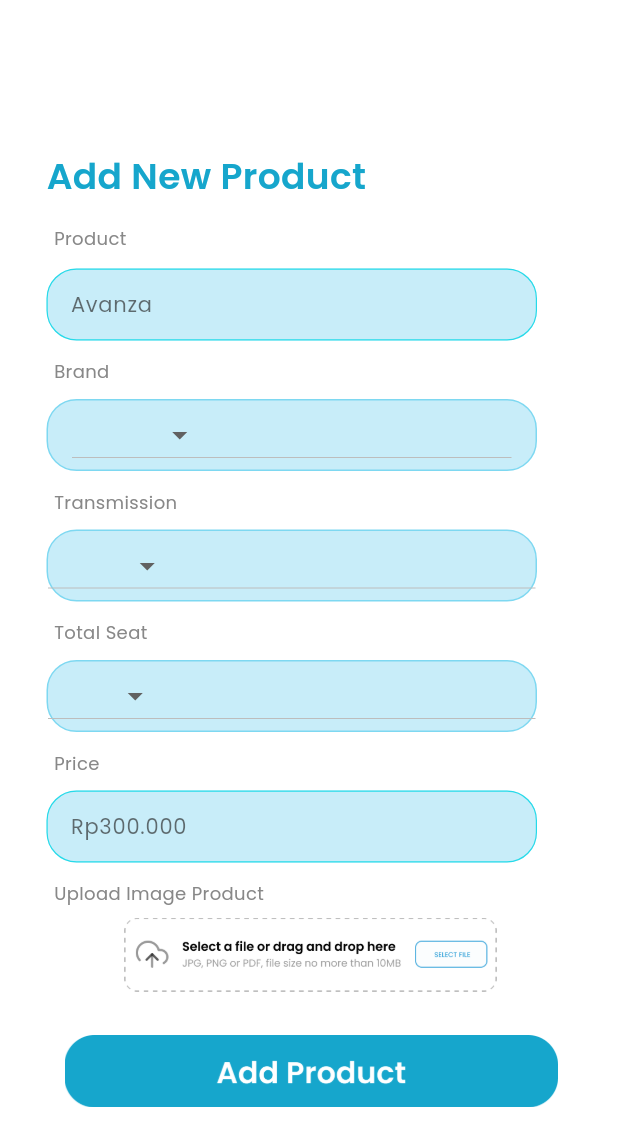
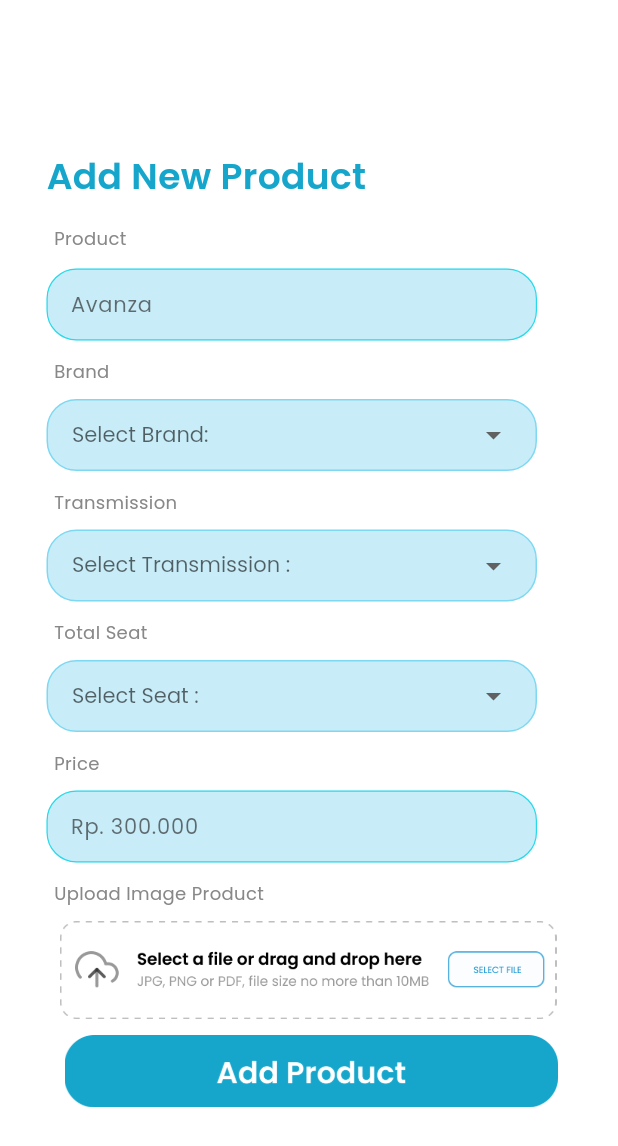
Before and after one commit to adibbbb/rentify, a Flutter app: the AddProduct screen opened directly, on a phone screen of 412 x 824 dp. Shown: the top 1146 px of the screen. Run offline on Flutter 3.47's test engine with Material 2 defaults, Android fonts, the phone set to English and light mode, and no system bars; our stand-ins replace carousel_slider, file_picker, flutter_datetime_picker_plus, flutter_image_slideshow, google_fonts, pinput.

Commit message:
addproduct uda ea ngab

```diff
--- a/lib/admin page/addproduct.dart
+++ b/lib/admin page/addproduct.dart
@@ -34,6 +34,9 @@ class _AddProductState extends State<AddProduct> {
       print('Error picking file: $e');
     }
   }
+
+  String? selectedValue = null;
+  final _dropdownFormKey = GlobalKey<FormState>();
 
   @override
   Widget build(BuildContext context) {
@@ -118,19 +121,29 @@ class _AddProductState extends State<AddProduct> {
                       ), // END SUB JUDUL 'BRAND'
                       const SizedBox(height: 10),
                       Container(
+                        key: _dropdownFormKey,
                         width: 327,
                         height: 48,
                         decoration: BoxDecoration(
                           borderRadius: BorderRadius.circular(20.0),
                           color: const Color(0xffC8EDF9),
                           border: Border.all(
-      color: Color(0xFF7ED8F1), // Set the border color
+                            color:
+                                const Color(0xFF7ED8F1), // Set the border color
                             width: 1.0, // Set the border width
                           ),
                         ),
                         child: Padding(
-    padding: const EdgeInsets.symmetric(horizontal: 16.0), // Adjust the horizontal padding as needed
+                          padding: const EdgeInsets.symmetric(horizontal: 16.0),
                           child: DropdownButton<String>(
+                            hint: const Text("Select Brand: "),
+                            isExpanded: true,
+                            underline: const SizedBox(),
+                            style: GoogleFonts.poppins(
+                              fontSize: 14,
+                              fontWeight: FontWeight.w400,
+                              color: Colors.black,
+                            ),
                             value: selectedBrand,
                             onChanged: (String? newValue) {
                               // Update the selected value
@@ -147,13 +160,11 @@ class _AddProductState extends State<AddProduct> {
                               return DropdownMenuItem<String>(
                                 value: value,
                                 child: Text(value),
-
                               );
                             }).toList(),
                           ),
                         ),
                       ), // END CONTAINER DROPDOWN
-
 
                       Padding(
                         padding: const EdgeInsets.fromLTRB(5, 12, 32, 0),
@@ -173,11 +184,24 @@ class _AddProductState extends State<AddProduct> {
                           borderRadius: BorderRadius.circular(20.0),
                           color: const Color(0xffC8EDF9),
                           border: Border.all(
-                            color: Color(0xFF7ED8F1), // Set the border color
+                            color:
+                                const Color(0xFF7ED8F1), // Set the border color
                             width: 1.0, // Set the border width
                           ),
                         ),
+                        child: Padding(
+                          padding: const EdgeInsets.symmetric(
+                              horizontal:
+                                  16.0), // Adjust the horizontal padding as needed
                           child: DropdownButton<String>(
+                            hint: const Text("Select Transmission : "),
+                            isExpanded: true,
+                            underline: const SizedBox(),
+                            style: GoogleFonts.poppins(
+                              fontSize: 14,
+                              fontWeight: FontWeight.w400,
+                              color: Colors.black,
+                            ),
                             value: selectedTransmission,
                             onChanged: (String? newValue) {
                               // Update the selected value
@@ -186,15 +210,15 @@ class _AddProductState extends State<AddProduct> {
                               });
                             },
                             items: <String>[
+                              'Matic',
                               'Manual',
-                            'Matic',
                             ].map<DropdownMenuItem<String>>((String value) {
                               return DropdownMenuItem<String>(
                                 value: value,
                                 child: Text(value),
                               );
-
                             }).toList(),
+                          ),
                         ),
                       ), //END CONTAINER DROPDOWN
 
@@ -216,11 +240,24 @@ class _AddProductState extends State<AddProduct> {
                           borderRadius: BorderRadius.circular(20.0),
                           color: const Color(0xffC8EDF9),
                           border: Border.all(
-                            color: Color(0xFF7ED8F1), // Set the border color
+                            color:
+                                const Color(0xFF7ED8F1), // Set the border color
                             width: 1.0, // Set the border width
                           ),
                         ),
+                        child: Padding(
+                          padding: const EdgeInsets.symmetric(
+                              horizontal:
+                                  16.0), // Adjust the horizontal padding as needed
                           child: DropdownButton<String>(
+                            hint: const Text("Select Seat : "),
+                            isExpanded: true,
+                            underline: const SizedBox(),
+                            style: GoogleFonts.poppins(
+                              fontSize: 14,
+                              fontWeight: FontWeight.w400,
+                              color: Colors.black,
+                            ),
                             value: selectedSeat,
                             onChanged: (String? newValue) {
                               // Update the selected value
@@ -229,15 +266,15 @@ class _AddProductState extends State<AddProduct> {
                               });
                             },
                             items: <String>[
-                            '4 Seat',
-                            '6 Seat',
-                            '8 Seat',
+                              '1-4 Seats',
+                              '1-8 Seats',
                             ].map<DropdownMenuItem<String>>((String value) {
                               return DropdownMenuItem<String>(
                                 value: value,
                                 child: Text(value),
                               );
                             }).toList(),
+                          ),
                         ),
                       ), //END CONTAINER DROPDOWN
 
@@ -276,7 +313,7 @@ class _AddProductState extends State<AddProduct> {
                               ),
                               borderRadius: BorderRadius.circular(20.0),
                             ),
-                            hintText: 'Rp300.000',
+                            hintText: 'Rp. 300.000',
                             hintStyle: GoogleFonts.poppins(
                                 fontSize: 14,
                                 fontWeight: FontWeight.w400,
@@ -297,19 +334,14 @@ class _AddProductState extends State<AddProduct> {
                       ), //END SUB JUDUL 'BRAND'
 
                       Padding(
-                        padding: const EdgeInsets.fromLTRB(35, 0, 32, 0),
+                        padding: const EdgeInsets.fromLTRB(1, 2, 1, 0),
                         child: SizedBox(
-                          height: 65,
-                          width: 3000,
                           child: Row(
                             children: [
                               Expanded(
                                 child: IconButton(
-                                  icon: Container(
-                                    child: Image.asset(
+                                  icon: Image.asset(
                                     'asset/profile/select file.png',
-                                      fit: BoxFit.contain,
-                                    ),
                                   ),
                                   onPressed: _pickFile,
                                 ),
--- a/lib/main.dart
+++ b/lib/main.dart
@@ -1,8 +1,5 @@
 import 'package:flutter/material.dart';
-import 'package:rentify/admin%20page/addproduct.dart';
-import 'package:rentify/home%20page/order_form.dart';
-import 'package:rentify/profile%20page/edit_profile.dart';
-
+import 'splash_screen.dart';
 
 void main() {
   runApp(const MyApp());
@@ -22,6 +19,6 @@ class MyApp extends StatelessWidget {
           colorScheme: ColorScheme.fromSeed(seedColor: Colors.deepPurple),
           useMaterial3: true,
         ),
-        home: OrderForm());
+        home: LauncherPage());
   }
 }
```
Also changed, not shown: 1 other file. Lines whose indentation alone changed are shown as unchanged.
